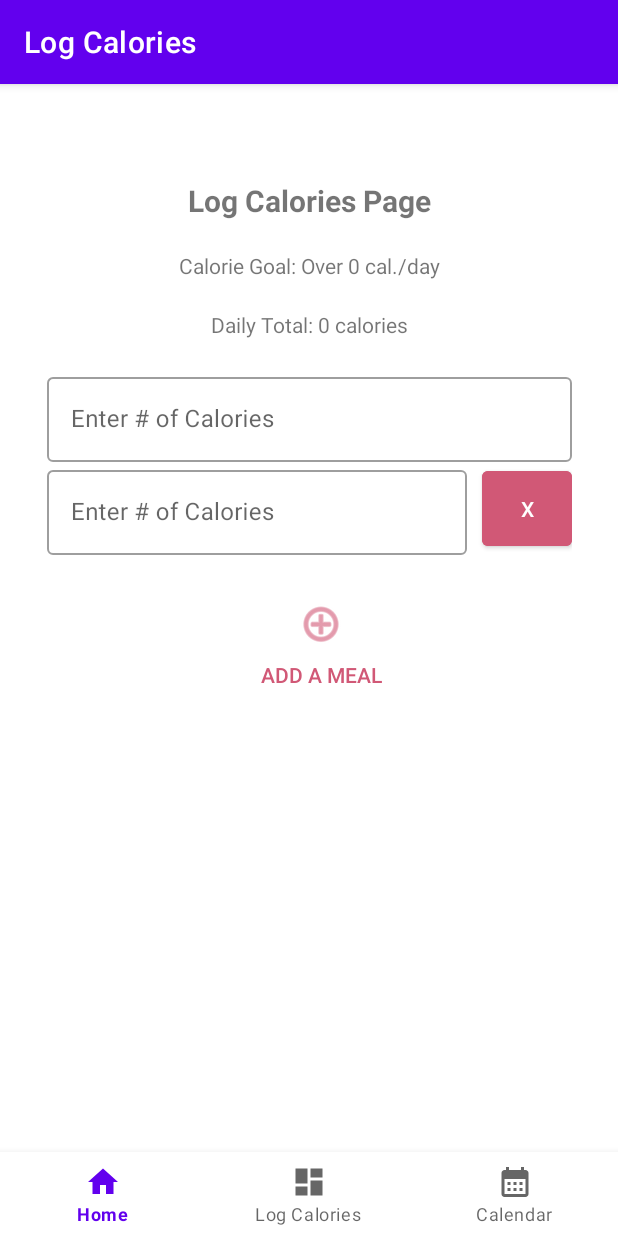
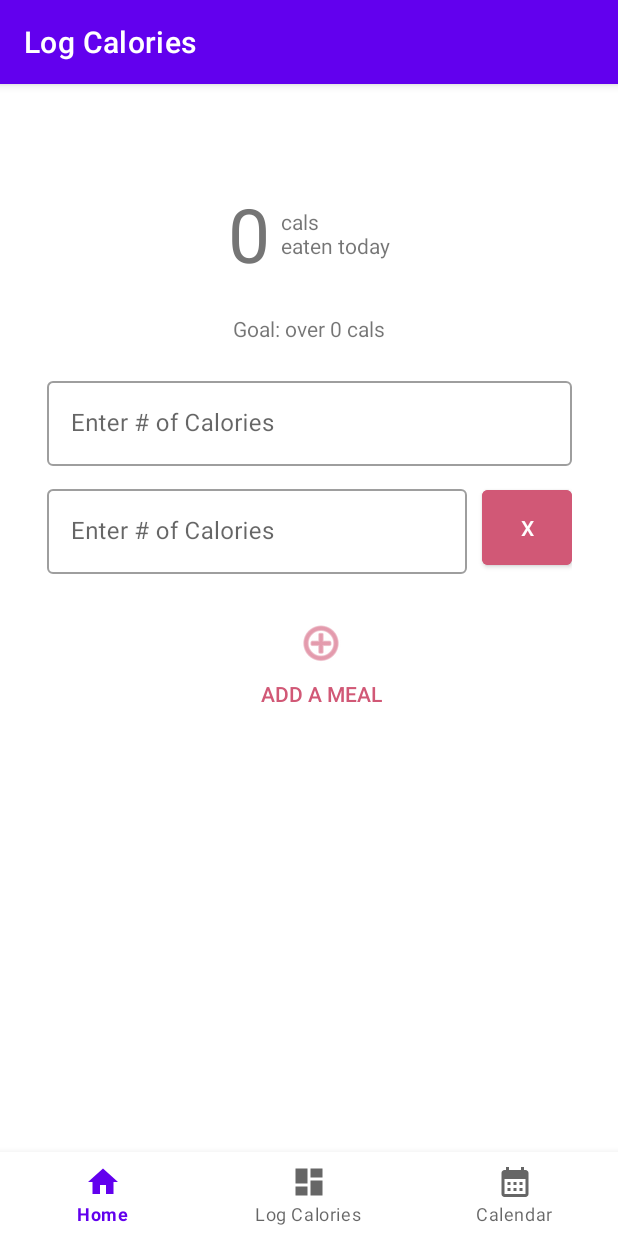
Before and after one commit to cs184-project-group-05/calorie_counter, an Android app: the LogCaloriesFragment screen opened through its navigation route, after a tap on "ADD A MEAL", on a phone screen of 412 x 824 dp. Run offline under Robolectric (Android 15) with nearby library versions, the phone set to English and light mode, and no system bars; our stand-ins replace navigation-ui.

Commit message:
mk - UI changes, indication if goal met
- made log calories page UI changes
- daily total calorie number changes green if goal met, red otherwise

```diff
--- a/CalorieCounter/app/src/main/java/edu/ucsb/cs/cs184/caloriecounter/ui/logcalories/LogCaloriesFragment.kt
+++ b/CalorieCounter/app/src/main/java/edu/ucsb/cs/cs184/caloriecounter/ui/logcalories/LogCaloriesFragment.kt
@@ -35,9 +35,22 @@ class LogCaloriesFragment : Fragment() {
             calGoal1 = getString(R.string.calGoal1_over)
         binding.textCalGoal.text = "$calGoal1 $calGoalValue ${getString(R.string.calGoal2)}"
 
-        // - - - - - - - - - - Daily Total Text - - - - - - - - - -
+        // - - - - - - - - Make UI changes according to Calorie Count  - - - - - - - - -
         logCaloriesViewModel.calCount.observe(viewLifecycleOwner) {
-            binding.textDailyCal.text = "${getString(R.string.dailyTotal1)} $it ${getString(R.string.dailyTotal2)}"
+            // daily calorie count total text
+            binding.numCalDaily.text = "$it"
+
+            // indicate in UI when calorie goal is met
+            var goalMet = logCaloriesViewModel.calGoal.value!! >= it!!
+            if (logCaloriesViewModel.goalLoseWeight.value == 0) goalMet = !goalMet
+            if (goalMet) {
+                binding.numCalDaily.setTextColor(resources.getColor(R.color.green))
+            } else {
+                binding.numCalDaily.setTextColor(resources.getColor(R.color.red))
+            }
+            if (it == 0) {
+                binding.numCalDaily.setTextColor(resources.getColor(androidx.appcompat.R.color.material_grey_600))
+            }
         }
 
         // - - - - - - - - - - Draw Meal Inputs from Saved State - - - - - - - - - -
--- a/CalorieCounter/app/src/main/res/layout/log_calories_fragment.xml
+++ b/CalorieCounter/app/src/main/res/layout/log_calories_fragment.xml
@@ -6,24 +6,6 @@
     android:layout_height="match_parent"
     tools:context=".ui.logcalories.LogCaloriesFragment">
 
-
-    <TextView
-        android:id="@+id/text_log"
-        android:text="Log Calories Page"
-        android:layout_width="match_parent"
-        android:layout_height="wrap_content"
-        android:layout_marginStart="8dp"
-        android:layout_marginTop="8dp"
-        android:layout_marginEnd="8dp"
-        android:textAlignment="center"
-        android:textSize="20sp"
-        android:textStyle="bold"
-        app:layout_constraintBottom_toBottomOf="parent"
-        app:layout_constraintEnd_toEndOf="parent"
-        app:layout_constraintHorizontal_bias="0.0"
-        app:layout_constraintStart_toStartOf="parent"
-        app:layout_constraintTop_toTopOf="parent"
-        app:layout_constraintVertical_bias="0.0" />
 
     <Button
         android:id="@+id/button"
@@ -45,21 +27,11 @@
         android:layout_width="wrap_content"
         android:layout_height="wrap_content"
         android:layout_marginTop="20dp"
-        android:layout_marginBottom="20dp"
-        android:text="Calorie Goal: cal./day"
+        android:text="Goal:"
+        android:textAppearance="@style/TextAppearance.AppCompat.Small"
         app:layout_constraintEnd_toEndOf="parent"
         app:layout_constraintStart_toStartOf="parent"
-        app:layout_constraintTop_toBottomOf="@+id/text_log" />
-
-    <TextView
-        android:id="@+id/text_daily_cal"
-        android:layout_width="wrap_content"
-        android:layout_height="wrap_content"
-        android:layout_marginTop="20dp"
-        android:text="Daily Total:  calories"
-        app:layout_constraintEnd_toEndOf="parent"
-        app:layout_constraintStart_toStartOf="parent"
-        app:layout_constraintTop_toBottomOf="@+id/text_cal_goal" />
+        app:layout_constraintTop_toBottomOf="@id/layout_cal_daily" />
 
     <LinearLayout
         android:id="@+id/linearLayout"
@@ -69,7 +41,35 @@
         android:orientation="vertical"
         app:layout_constraintEnd_toEndOf="parent"
         app:layout_constraintStart_toStartOf="parent"
-        app:layout_constraintTop_toBottomOf="@+id/text_daily_cal">
+        app:layout_constraintTop_toBottomOf="@+id/text_cal_goal">
+    </LinearLayout>
+
+    <LinearLayout
+        android:id="@+id/layout_cal_daily"
+        android:layout_width="wrap_content"
+        android:layout_height="wrap_content"
+        android:layout_marginTop="10dp"
+        android:orientation="horizontal"
+        app:layout_constraintEnd_toEndOf="parent"
+        app:layout_constraintStart_toStartOf="parent"
+        app:layout_constraintTop_toTopOf="parent">
+
+        <TextView
+            android:id="@+id/num_cal_daily"
+            android:layout_width="wrap_content"
+            android:layout_height="wrap_content"
+            android:layout_weight="1"
+            android:text="0"
+            android:textSize="50sp" />
+
+        <TextView
+            android:id="@+id/text_cal_daily"
+            android:layout_width="wrap_content"
+            android:layout_height="wrap_content"
+            android:layout_gravity="center"
+            android:layout_marginLeft="7dp"
+            android:text="@string/text_cal_daily"
+            android:textAppearance="@style/TextAppearance.AppCompat.Small" />
     </LinearLayout>
 
 
--- a/CalorieCounter/app/src/main/res/layout/meal_input.xml
+++ b/CalorieCounter/app/src/main/res/layout/meal_input.xml
@@ -1,17 +1,18 @@
 <?xml version="1.0" encoding="utf-8"?>
 <LinearLayout xmlns:android="http://schemas.android.com/apk/res/android"
+    android:layout_width="match_parent"
+    android:layout_height="60dp"
+    android:layout_margin="10dp"
     android:orientation="horizontal"
-    android:layout_width="match_parent"
-    android:layout_margin="10dp"
-    android:layout_height="50dp">
+    android:paddingTop="10dp">
 
     <com.google.android.material.textfield.TextInputLayout
         android:id="@+id/mealInputLayout"
         style="@style/Widget.MaterialComponents.TextInputLayout.OutlinedBox"
         android:layout_width="wrap_content"
         android:layout_height="match_parent"
-        android:hint="Enter # of Calories"
-        android:layout_weight="1">
+        android:layout_weight="1"
+        android:hint="Enter # of Calories">
 
         <com.google.android.material.textfield.TextInputEditText
             android:id="@+id/mealInput"
--- a/CalorieCounter/app/src/main/res/values/strings.xml
+++ b/CalorieCounter/app/src/main/res/values/strings.xml
@@ -4,10 +4,10 @@
     <string name="title_dashboard">Dashboard</string>
     <string name="title_calendar">Calendar</string>
     <string name="pref">shared_prefs</string>
-    <string name="calGoal1_under">Calorie Goal: Under</string>
-    <string name="calGoal1_over">Calorie Goal: Over</string>
-    <string name="calGoal2">cal./day</string>
-    <string name="dailyTotal1">Daily Total:</string>
-    <string name="dailyTotal2">calories</string>
+    <string name="calGoal1_under">Goal: under </string>
+    <string name="calGoal1_over">Goal: over </string>
+    <string name="calGoal2">cals</string>
+    <string name="text_cal_daily">cals \neaten today</string>
+    <string name="goalMetIndicator_default">Log your calories:</string>
     <string name="hello_blank_fragment">Hello blank fragment</string>
 </resources>
```
